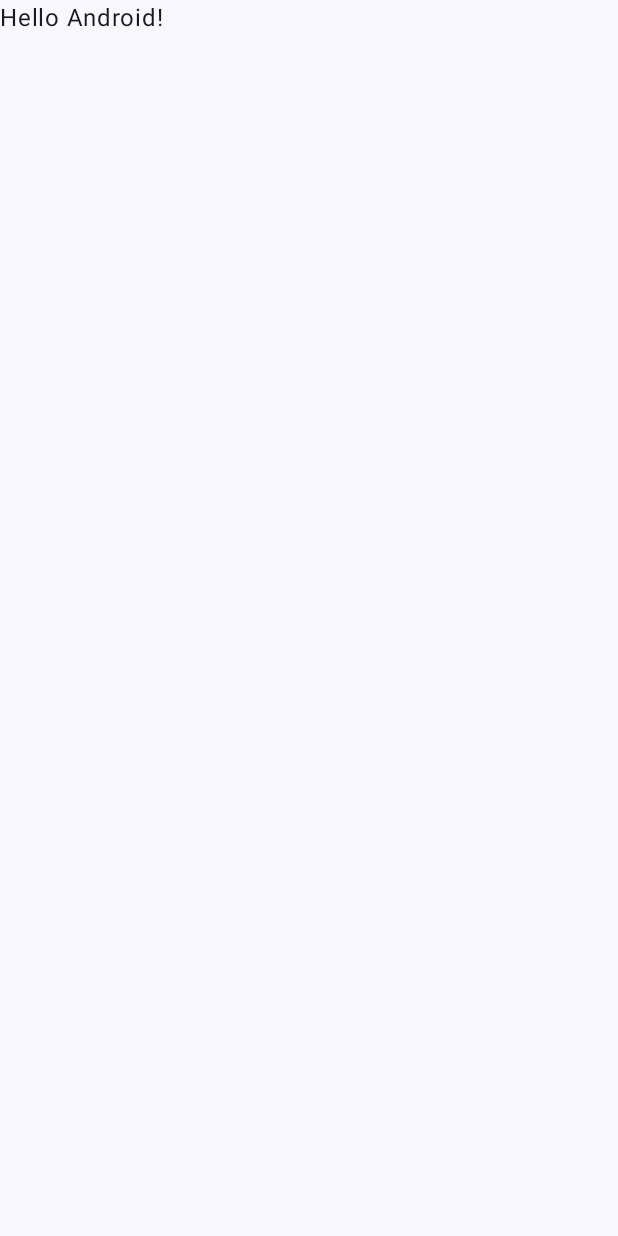
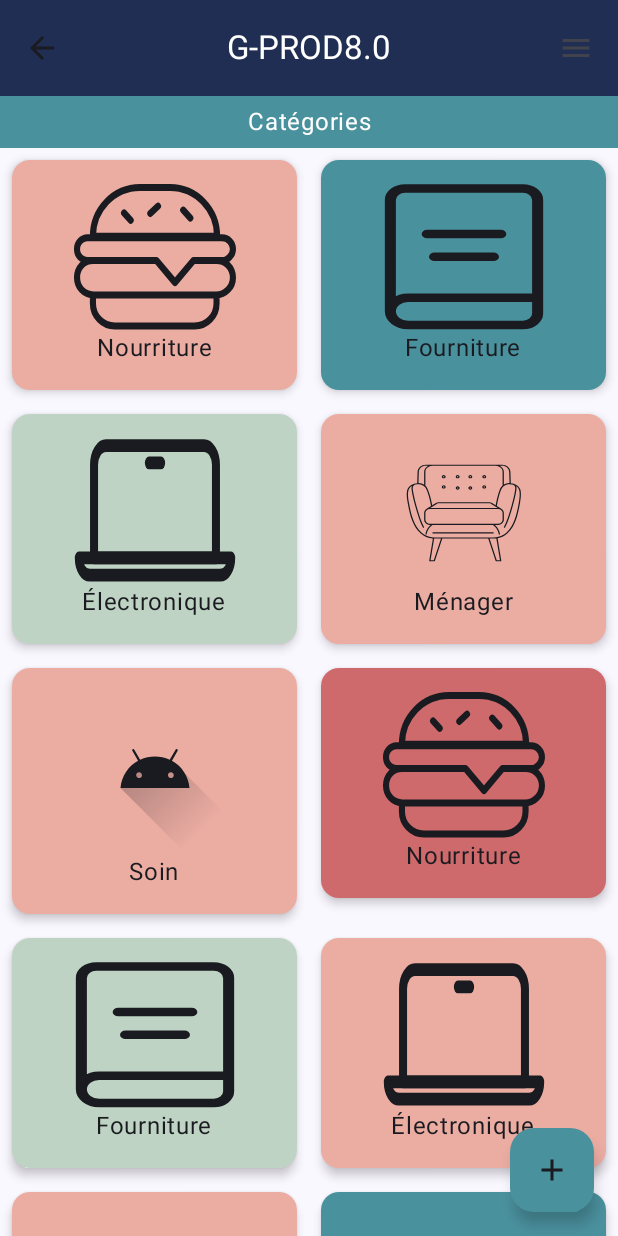
Before and after one commit to jrahanetra/G-PROD8.0, an Android app built with Jetpack Compose: the screen it shows after launch (MainActivity), on a phone screen of 412 x 824 dp. Before the commit the screen is almost empty. Run offline under Robolectric (Android 15) with nearby library versions, the phone set to English and light mode, and no system bars.

Commit message:
Mise au jour du MainActivity

```diff
--- a/app/src/main/java/mg/geit/jason/MainActivity.kt
+++ b/app/src/main/java/mg/geit/jason/MainActivity.kt
@@ -1,17 +1,50 @@
+@file:OptIn(ExperimentalMaterial3Api::class)
+
 package mg.geit.jason
 
 import android.os.Bundle
 import androidx.activity.ComponentActivity
 import androidx.activity.compose.setContent
 import androidx.activity.enableEdgeToEdge
+import androidx.compose.foundation.layout.Arrangement
+import androidx.compose.foundation.layout.Column
+import androidx.compose.foundation.layout.PaddingValues
+import androidx.compose.foundation.layout.fillMaxHeight
 import androidx.compose.foundation.layout.fillMaxSize
+import androidx.compose.foundation.layout.fillMaxWidth
 import androidx.compose.foundation.layout.padding
+import androidx.compose.foundation.lazy.grid.GridCells
+import androidx.compose.foundation.lazy.grid.LazyVerticalGrid
+import androidx.compose.foundation.lazy.grid.items
+import androidx.compose.material.icons.Icons
+import androidx.compose.material.icons.filled.Add
+import androidx.compose.material.icons.filled.ArrowBack
+import androidx.compose.material.icons.filled.Menu
+import androidx.compose.material3.Card
+import androidx.compose.material3.CardDefaults
+import androidx.compose.material3.CenterAlignedTopAppBar
+import androidx.compose.material3.ExperimentalMaterial3Api
+import androidx.compose.material3.FloatingActionButton
+import androidx.compose.material3.Icon
+import androidx.compose.material3.IconButton
 import androidx.compose.material3.Scaffold
+import androidx.compose.material3.Surface
 import androidx.compose.material3.Text
+import androidx.compose.material3.TopAppBarDefaults
+import androidx.compose.material3.rememberTopAppBarState
 import androidx.compose.runtime.Composable
+import androidx.compose.ui.Alignment
 import androidx.compose.ui.Modifier
+import androidx.compose.ui.graphics.Color
+import androidx.compose.ui.input.nestedscroll.nestedScroll
+import androidx.compose.ui.res.colorResource
+import androidx.compose.ui.res.painterResource
+import androidx.compose.ui.text.style.TextAlign
+import androidx.compose.ui.text.style.TextOverflow
 import androidx.compose.ui.tooling.preview.Preview
+import androidx.compose.ui.unit.dp
 import mg.geit.jason.ui.theme.GPROD80Theme
+import kotlin.random.Random
 
 class MainActivity : ComponentActivity() {
     override fun onCreate(savedInstanceState: Bundle?) {
@@ -19,29 +52,146 @@ class MainActivity : ComponentActivity() {
         enableEdgeToEdge()
         setContent {
             GPROD80Theme {
-                Scaffold(modifier = Modifier.fillMaxSize()) { innerPadding ->
-                    Greeting(
-                        name = "Android",
-                        modifier = Modifier.padding(innerPadding)
-                    )
-                }
+                MainScreen(
+                )
+            }
+        }
+    }
+}
+
+@OptIn(ExperimentalMaterial3Api::class)
+@Composable
+fun MainScreen() {
+    val scrollBehavior = TopAppBarDefaults.pinnedScrollBehavior(rememberTopAppBarState())
+    Scaffold(
+        modifier = Modifier.nestedScroll(scrollBehavior.nestedScrollConnection),
+
+        topBar = {
+            Column {
+                CenterAlignedTopAppBar(
+                    colors = TopAppBarDefaults.topAppBarColors(
+                        containerColor = colorResource(id = R.color.blue),
+                        titleContentColor = Color.White,
+                    ),
+                    title = {
+                        Text(
+                            "G-PROD8.0",
+                            maxLines = 1,
+                            overflow = TextOverflow.Ellipsis
+                        )
+                    },
+                    navigationIcon = {
+                        IconButton(onClick = { /* do something */ }) {
+                            Icon(
+                                imageVector = Icons.Filled.ArrowBack,
+                                contentDescription = "Localized description"
+                            )
+                        }
+                    },
+                    actions = {
+                        IconButton(onClick = { /* do something */ }) {
+                            Icon(
+                                imageVector = Icons.Filled.Menu,
+                                contentDescription = "Localized description"
+                            )
+                        }
+                    },
+                    scrollBehavior = scrollBehavior,
+                )
+                Surface(
+                    modifier = Modifier
+                        .fillMaxWidth()
+                        .align(Alignment.CenterHorizontally),
+                    color = colorResource(id = R.color.color1),
+                    contentColor = colorResource(id = R.color.white),
+                    content = { Greeting(
+                        modifier = Modifier.padding(5.dp),
+                        textAlign = TextAlign.Center,
+                    ) },
+               )
+            }
+        },
+        floatingActionButton = {
+            FloatingActionButton(
+                onClick = { /* TODO */ },
+                containerColor = colorResource(id = R.color.color1),// Couleur de fond personnalis
+                ) {
+                Icon(Icons.Default.Add, contentDescription = "Add")
+            }
+        },
+    ) { innerPadding ->
+        ScrollContent(innerPadding)
+    }
+}
+
+@Composable
+fun Greeting(modifier: Modifier = Modifier, textAlign: TextAlign){
+    Text(
+        text = "Catégories",
+        modifier = modifier,
+        textAlign = textAlign
+    )
+}
+@Composable
+fun ScrollContent(innerPadding: PaddingValues) {
+    val categories = listOf(
+        Category("Nourriture", R.drawable.vector),
+        Category("Fourniture", R.drawable.fourniture),
+        Category("Électronique", R.drawable.electronique),
+        Category("Ménager", R.drawable.menager),
+        Category("Soin", R.drawable.ic_launcher_foreground),
+        Category("Nourriture", R.drawable.vector),
+        Category("Fourniture", R.drawable.fourniture),
+        Category("Électronique", R.drawable.electronique),
+        Category("Ménager", R.drawable.menager),
+        Category("Soin", R.drawable.ic_launcher_foreground),
+        Category("Nourriture", R.drawable.vector),
+        Category("Fourniture", R.drawable.fourniture),
+        Category("Électronique", R.drawable.electronique),
+        Category("Ménager", R.drawable.menager),
+        Category("Soin", R.drawable.ic_launcher_foreground),
+
+    )
+    LazyVerticalGrid(
+        columns = GridCells.Fixed(2),
+        contentPadding = innerPadding,
+    ) {
+        items(categories){ category ->
+            run {
+                CategoryCard(category, Random.nextInt(1,5))
             }
         }
     }
 }
 
 @Composable
-fun Greeting(name: String, modifier: Modifier = Modifier) {
-    Text(
-        text = "Hello $name!",
-        modifier = modifier
-    )
+fun CategoryCard(category: Category, id : Int) {
+    val idColor = listOf(R.color.color1, R.color.color2, R.color.color3, R.color.color4)
+    Card(
+        modifier = Modifier
+            .padding(8.dp)
+            .fillMaxHeight()
+            .fillMaxWidth(),
+        colors = CardDefaults.cardColors(colorResource(idColor.random())),
+        elevation = CardDefaults.cardElevation(4.dp)
+    ) {
+        Column(
+            horizontalAlignment = Alignment.CenterHorizontally,
+            verticalArrangement = Arrangement.Center,
+            modifier = Modifier.padding(16.dp)
+                .fillMaxSize()
+
+        ) {
+            Icon(painterResource(id = category.iconRes), contentDescription = null, modifier = Modifier.align(Alignment.CenterHorizontally))
+            Text(text = category.name)
+        }
+    }
 }
 
 @Preview(showBackground = true)
 @Composable
 fun GreetingPreview() {
     GPROD80Theme {
-        Greeting("Android")
+        MainScreen()
     }
 }
```
